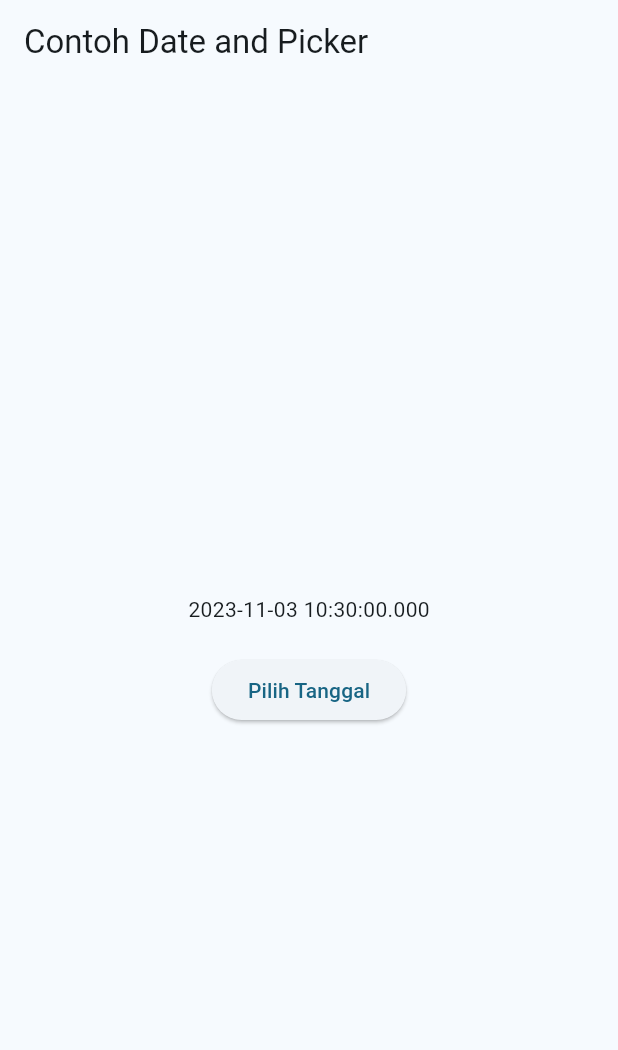
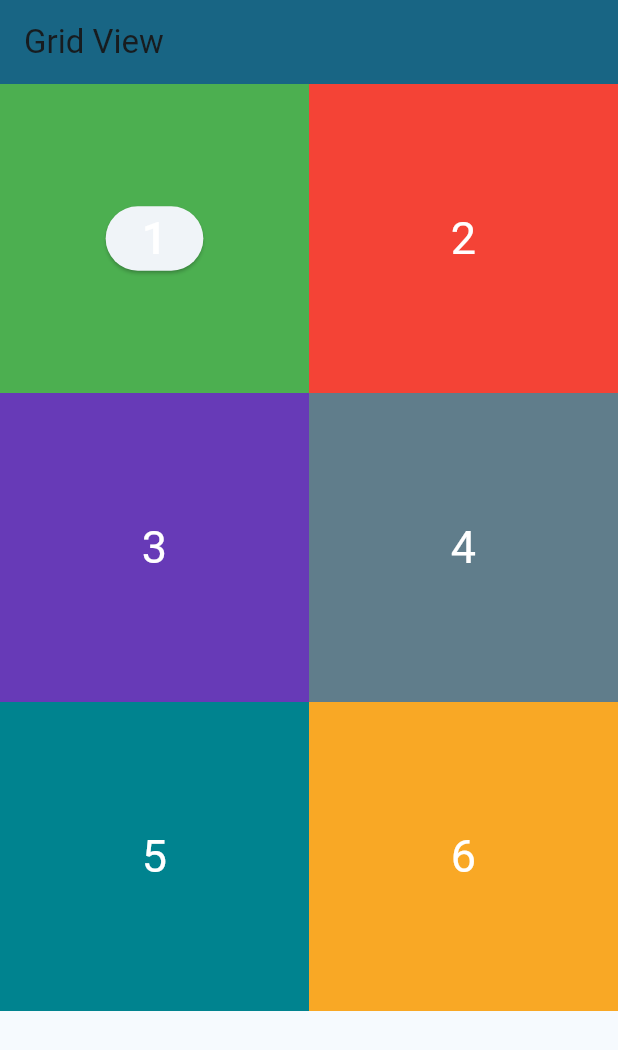
Before and after one commit to nurjavier8789/belajar_flutter, a Flutter app: the screen it shows after launch, on a phone screen of 412 x 824 dp. Shown: the top 1050 px of the screen. Run offline on Flutter 3.47's test engine with Material 2 defaults, Android fonts, the phone set to English and light mode, and no system bars; our stand-ins replace stroke_text; missing offline and left inert: dart:js_util.

Commit message:
Add moreee!!!

```diff
--- /dev/null
+++ b/lib/griding.dart
@@ -0,0 +1,60 @@
+import 'dart:js_util';
+import 'dart:math';
+
+import 'package:flutter/material.dart';
+
+class gritviu extends StatelessWidget {
+  const gritviu({super.key});
+
+  @override
+  Widget build(BuildContext context) {
+    var warna = Colors.green;
+
+    return Scaffold(
+      appBar: AppBar(
+        title: Text("Grid View"),
+        backgroundColor: Theme.of(context).colorScheme.primary,
+      ),
+      body: GridView.count(
+        crossAxisCount: 2,
+        children: <Widget>[
+          Container(
+            color: warna,
+            alignment: Alignment.center,
+            child: ElevatedButton(
+              onPressed: () {
+                // setProperty(Colors.green, C, value)
+              },
+              child: Text("1", style: TextStyle(fontSize: 30, color: Colors.white),),
+            ),
+          ),
+          Container(
+            color: Colors.red,
+            alignment: Alignment.center,
+            child: Text("2", style: TextStyle(fontSize: 30, color: Colors.white),),
+          ),
+          Container(
+            color: Colors.deepPurple,
+            alignment: Alignment.center,
+            child: Text("3", style: TextStyle(fontSize: 30, color: Colors.white),),
+          ),
+          Container(
+            color: Colors.blueGrey,
+            alignment: Alignment.center,
+            child: Text("4", style: TextStyle(fontSize: 30, color: Colors.white),),
+          ),
+          Container(
+            color: Colors.cyan[800],
+            alignment: Alignment.center,
+            child: Text("5", style: TextStyle(fontSize: 30, color: Colors.white),),
+          ),
+          Container(
+            color: Colors.yellow[800],
+            alignment: Alignment.center,
+            child: Text("6", style: TextStyle(fontSize: 30, color: Colors.white),),
+          ),
+        ],
+      ),
+    );
+  }
+}
--- a/lib/main.dart
+++ b/lib/main.dart
@@ -1,4 +1,4 @@
-import 'package:belajar_flutter/dialog.dart';
+import 'package:belajar_flutter/containerPG.dart';
 import 'package:belajar_flutter/test.dart';
 import 'package:flutter/material.dart';
 
--- a/lib/test.dart
+++ b/lib/test.dart
@@ -1,7 +1,14 @@
+import 'package:belajar_flutter/Listview.dart';
+import 'package:belajar_flutter/allInOne.dart';
 import 'package:belajar_flutter/button.dart';
 import 'package:belajar_flutter/dateAndTime.dart';
 import 'package:belajar_flutter/dialog.dart';
 import 'package:belajar_flutter/gambar.dart';
+import 'package:belajar_flutter/griding.dart';
+import 'package:belajar_flutter/row_colum.dart';
+import 'package:belajar_flutter/smngtBljr.dart';
+import 'package:belajar_flutter/transformer.dart';
+import 'package:belajar_flutter/tumpuk.dart';
 import 'package:flutter/material.dart';
 
 class test extends StatelessWidget {
@@ -18,7 +25,7 @@ class test extends StatelessWidget {
         ),
         useMaterial3: true,
       ),
-      home: MyHomePage(title: 'Contoh Date and Picker',),
+      home: const gritviu(),
       darkTheme: ThemeData.dark(),
     );
   }
```
Also changed, not shown: lib/Listview.dart (added, +47 -0 lines), lib/allInOne.dart (added, +94 -0 lines), lib/containerPG.dart (added, +34 -0 lines), lib/row_colum.dart (added, +61 -0 lines), lib/smngtBljr.dart (added, +20 -0 lines), lib/transformer.dart (added, +23 -0 lines), lib/tumpuk.dart (added, +40 -0 lines), pubspec.yaml (+4 -5 lines), fonts/torus.otf (added).
